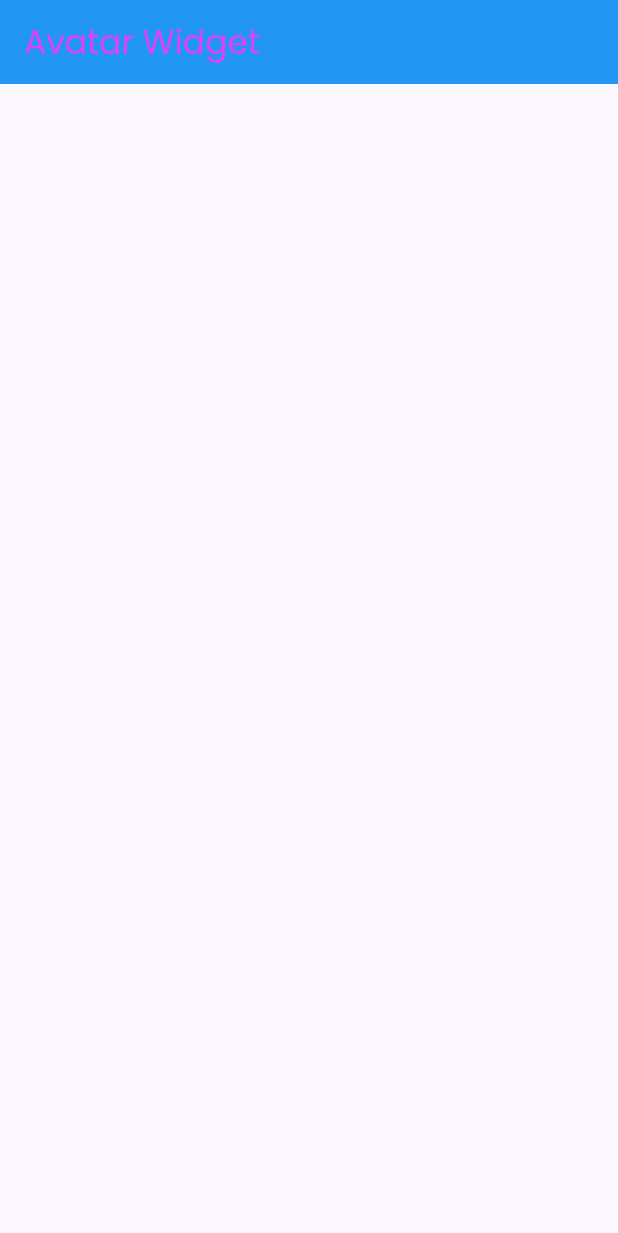
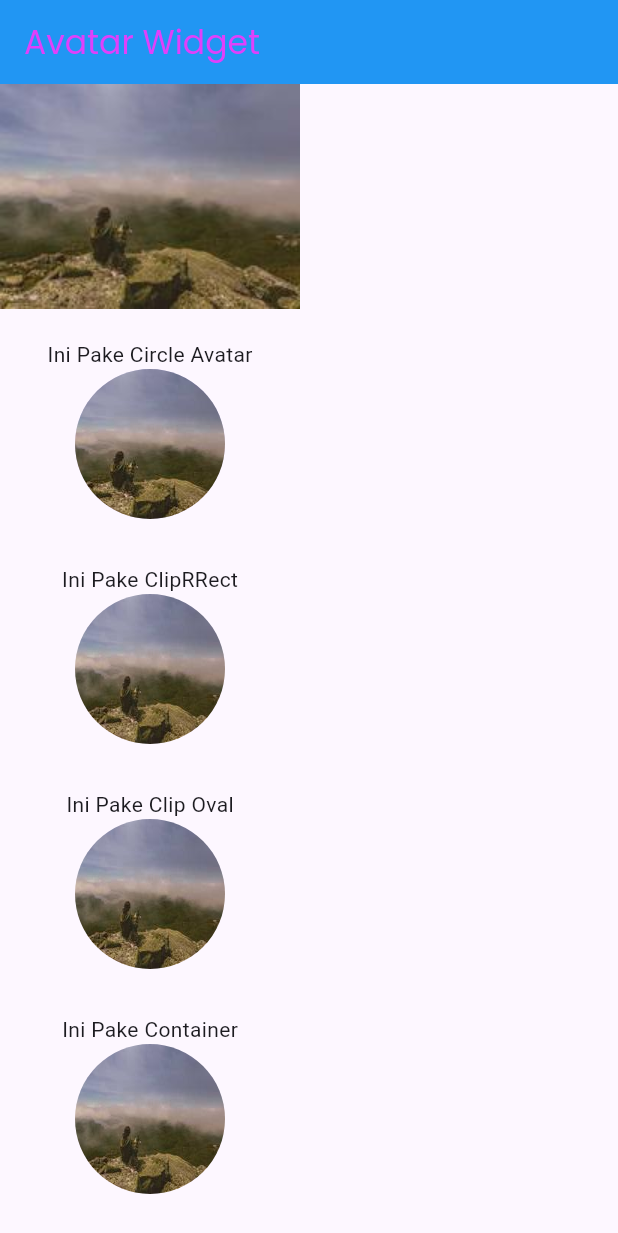
Before and after one commit to fattsowavy/latihan_flutter, a Flutter app: the screen it shows after launch, on a phone screen of 412 x 824 dp. Shown: the top 1233 px of the screen. Run offline on Flutter 3.47's test engine with Material 3 defaults, Android fonts, the phone set to English and light mode, and no system bars.

Commit message:
avatar circle  widget

```diff
--- a/lib/widgets/sample_image_circle.dart
+++ b/lib/widgets/sample_image_circle.dart
@@ -16,7 +16,53 @@ class SampleImageCircle extends StatelessWidget {
         ),
         backgroundColor: Colors.blue,
       ),
-
+      body: SingleChildScrollView(
+        child: Column(
+          children: [
+            Image.asset("assets/images/sample-image.jpg"),
+            SizedBox(height: 20),
+            Text("Ini Pake Circle Avatar"),
+            CircleAvatar(
+              radius: 50,
+              backgroundImage: AssetImage("assets/images/sample-image.jpg"),
+            ),
+            SizedBox(height: 30),
+            Text("Ini Pake ClipRRect"),
+            ClipRRect(
+              borderRadius: BorderRadius.circular(50),
+              child: Image.asset(
+                "assets/images/sample-image.jpg",
+                height: 100,
+                width: 100,
+                fit: BoxFit.fill,
+              ),
+            ),
+            SizedBox(height: 30),
+            Text("Ini Pake Clip Oval"),
+            ClipOval(
+              child: Image.asset(
+                  "assets/images/sample-image.jpg",
+                height: 100,
+                width: 100,
+                fit: BoxFit.fill,
+              ),
+            ),
+            SizedBox(height: 30),
+            Text("Ini Pake Container"),
+            Container(
+              height: 100,
+              width: 100,
+              decoration: BoxDecoration(
+                shape: BoxShape.circle,
+                image: DecorationImage(
+                    image: AssetImage("assets/images/sample-image.jpg"),
+                    fit: BoxFit.fill,
+                ),
+              ),
+            )
+          ],
+        ),
+      ),
     );
   }
 }
```
